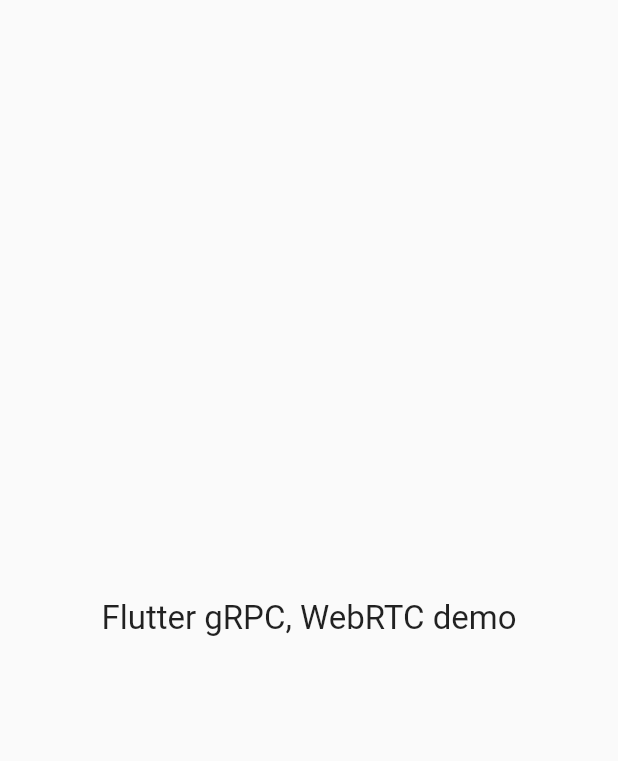
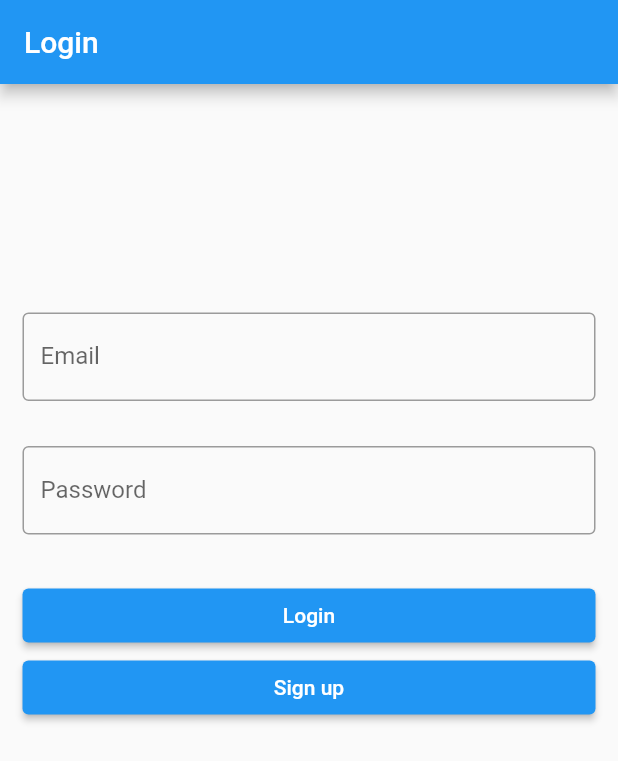
Before and after one commit to devaliakbar/flutter_realtime_client, a Flutter app: the screen it shows after launch, on a phone screen of 412 x 824 dp. Shown: the top 761 px of the screen. Run offline on Flutter 3.47's test engine with Material 2 defaults, Android fonts, the light colour scheme and no system bars; our stand-ins replace fixnum, flutter_secure_storage, shared_preferences; missing offline and left inert: grpc, protobuf; accounts and stored records are empty.

Commit message:
Auth implemented

```diff
--- /dev/null
+++ b/lib/features/auth/models/user.dart
@@ -0,0 +1,10 @@
+class User {
+  final String fullName;
+  final String email;
+
+  User({required this.fullName, required this.email});
+
+  factory User.fromJson(Map<String, dynamic> json) {
+    return User(fullName: json['full_name'], email: json['email']);
+  }
+}
--- /dev/null
+++ b/lib/features/auth/presentation/screens/login.dart
@@ -0,0 +1,150 @@
+import 'dart:convert';
+
+import 'package:flutter/material.dart';
+import 'package:flutter_realtime/core/grpc/generated/user.pbgrpc.dart'
+    as pbgrpc;
+import 'package:flutter_realtime/core/grpc/grpc_client_helper.dart';
+import 'package:flutter_realtime/features/auth/models/user.dart';
+import 'package:flutter_realtime/features/auth/presentation/screens/sign_up.dart';
+import 'package:flutter_realtime/features/auth/provider/app_state.dart';
+import 'package:flutter_realtime/features/message/presentation/screens/message_home.dart';
+import 'package:flutter_secure_storage/flutter_secure_storage.dart';
+import 'package:grpc/grpc.dart';
+import 'package:provider/provider.dart';
+import 'package:shared_preferences/shared_preferences.dart';
+
+class Login extends StatefulWidget {
+  static const String myRoute = '/login';
+
+  const Login({Key? key}) : super(key: key);
+
+  @override
+  State<Login> createState() => _LoginState();
+}
+
+class _LoginState extends State<Login> {
+  final TextEditingController _emailController = TextEditingController();
+  final TextEditingController _passwordController = TextEditingController();
+
+  @override
+  void dispose() {
+    _emailController.dispose();
+    _passwordController.dispose();
+    super.dispose();
+  }
+
+  @override
+  Widget build(BuildContext context) {
+    return Scaffold(
+      appBar: AppBar(
+        title: const Text("Login"),
+      ),
+      body: SafeArea(
+        child: SingleChildScrollView(
+          child: Padding(
+            padding: const EdgeInsets.all(15),
+            child: Column(
+              children: [
+                SizedBox(
+                  height: MediaQuery.of(context).size.height / 6,
+                ),
+                TextField(
+                  controller: _emailController,
+                  keyboardType: TextInputType.emailAddress,
+                  decoration: const InputDecoration(
+                    labelText: "Email",
+                    border: OutlineInputBorder(),
+                  ),
+                ),
+                const SizedBox(
+                  height: 30,
+                ),
+                TextField(
+                  controller: _passwordController,
+                  obscureText: true,
+                  decoration: const InputDecoration(
+                    labelText: "Password",
+                    border: OutlineInputBorder(),
+                  ),
+                ),
+                const SizedBox(
+                  height: 30,
+                ),
+                SizedBox(
+                  width: double.infinity,
+                  child: ElevatedButton(
+                    onPressed: _logIn,
+                    child: const Text("Login"),
+                  ),
+                ),
+                SizedBox(
+                  width: double.infinity,
+                  child: ElevatedButton(
+                    onPressed: () {
+                      Navigator.pushNamed(context, SignUp.myRoute);
+                    },
+                    child: const Text("Sign up"),
+                  ),
+                )
+              ],
+            ),
+          ),
+        ),
+      ),
+    );
+  }
+
+  Future<void> _logIn() async {
+    final String email = _emailController.text.trim();
+    final String password = _passwordController.text.trim();
+
+    if (email.isEmpty) {
+      ScaffoldMessenger.of(context)
+          .showSnackBar(const SnackBar(content: Text("Email is empty")));
+      return;
+    }
+
+    if (password.isEmpty) {
+      ScaffoldMessenger.of(context)
+          .showSnackBar(const SnackBar(content: Text("Password is empty")));
+      return;
+    }
+
+    final channel = GrpcClientHelper.getChannel();
+    final stub = pbgrpc.UserServiceClient(channel);
+
+    final AppState appState = Provider.of(context, listen: false);
+
+    try {
+      appState.changeLoad(true);
+
+      final response = await stub
+          .login(pbgrpc.LoginRequest(email: email, password: password));
+
+      final Map<String, dynamic> usr = {
+        "full_name": response.user.fullName,
+        "email": response.user.email
+      };
+
+      appState.setUser(User.fromJson(usr));
+
+      const storage = FlutterSecureStorage();
+      await storage.write(key: "jwt", value: response.jwtToken);
+
+      final prefs = await SharedPreferences.getInstance();
+      await prefs.setString('user_info', jsonEncode(usr));
+
+      Navigator.of(context).pushNamedAndRemoveUntil(
+          MessageHome.myRoute, (Route<dynamic> route) => false);
+    } catch (e) {
+      String err = "Failed to login";
+      if (e is GrpcError) {
+        err = e.message ?? "Failed to login";
+      }
+
+      ScaffoldMessenger.of(context).showSnackBar(SnackBar(content: Text(err)));
+    }
+    appState.changeLoad(false);
+    await channel.shutdown();
+  }
+}
--- /dev/null
+++ b/lib/features/auth/provider/app_state.dart
@@ -0,0 +1,22 @@
+import 'package:flutter/material.dart';
+import 'package:flutter_realtime/features/auth/models/user.dart';
+
+class AppState extends ChangeNotifier {
+  User? user;
+  String? jwtToken;
+
+  bool showLoading = false;
+
+  void setUser(User usr) {
+    user = usr;
+  }
+
+  void setJwtToken(String jwt) {
+    jwtToken = jwt;
+  }
+
+  void changeLoad(bool status) {
+    showLoading = status;
+    notifyListeners();
+  }
+}
--- a/lib/main.dart
+++ b/lib/main.dart
@@ -1,5 +1,10 @@
 import 'package:flutter/material.dart';
+import 'package:flutter_realtime/features/auth/presentation/screens/login.dart';
+import 'package:flutter_realtime/features/auth/presentation/screens/sign_up.dart';
+import 'package:flutter_realtime/features/auth/provider/app_state.dart';
+import 'package:flutter_realtime/features/message/presentation/screens/message_home.dart';
 import 'package:flutter_realtime/features/welcome/presentation/screens/splash_screen.dart';
+import 'package:provider/provider.dart';
 
 void main() {
   runApp(const MyApp());
@@ -10,12 +15,40 @@
 
   @override
   Widget build(BuildContext context) {
-    return MaterialApp(
-      title: 'Flutter Demo',
-      debugShowCheckedModeBanner: false,
-      routes: {
-        SplashScreen.myRoute: (BuildContext context) => const SplashScreen(),
-      },
+    return MultiProvider(
+      providers: [
+        ChangeNotifierProvider(create: (_) => AppState()),
+      ],
+      child: MaterialApp(
+        debugShowCheckedModeBanner: false,
+        routes: {
+          SplashScreen.myRoute: (BuildContext context) => const SplashScreen(),
+          Login.myRoute: (BuildContext context) => const Login(),
+          SignUp.myRoute: (BuildContext context) => const SignUp(),
+          MessageHome.myRoute: (BuildContext context) => const MessageHome(),
+        },
+        builder: (BuildContext context, final child) => Stack(
+          children: [
+            child!,
+            Selector<AppState, bool>(
+              selector: (_, appState) => appState.showLoading,
+              builder: (context, showLoading, child) {
+                if (showLoading) {
+                  return Container(
+                    alignment: Alignment.center,
+                    color: Colors.blueAccent.withOpacity(0.2),
+                    child: const CircularProgressIndicator(
+                      strokeWidth: 5,
+                      valueColor: AlwaysStoppedAnimation<Color>(Colors.purple),
+                    ),
+                  );
+                }
+                return const SizedBox.shrink();
+              },
+            )
+          ],
+        ),
+      ),
     );
   }
 }
--- a/pubspec.yaml
+++ b/pubspec.yaml
@@ -14,6 +14,10 @@
 
   cupertino_icons: ^1.0.2
   grpc: ^3.0.2
+  shared_preferences: ^2.0.13
+  flutter_secure_storage: ^5.0.2
+  provider: ^6.0.2
+
 
 dev_dependencies:
   flutter_test:
```
Also changed, not shown: lib/features/auth/presentation/screens/sign_up.dart (added, +156 -0 lines), lib/features/message/presentation/screens/message_home.dart (added, +36 -0 lines), lib/features/welcome/presentation/screens/splash_screen.dart (+50 -1 lines), pubspec.lock, 9 other files.
